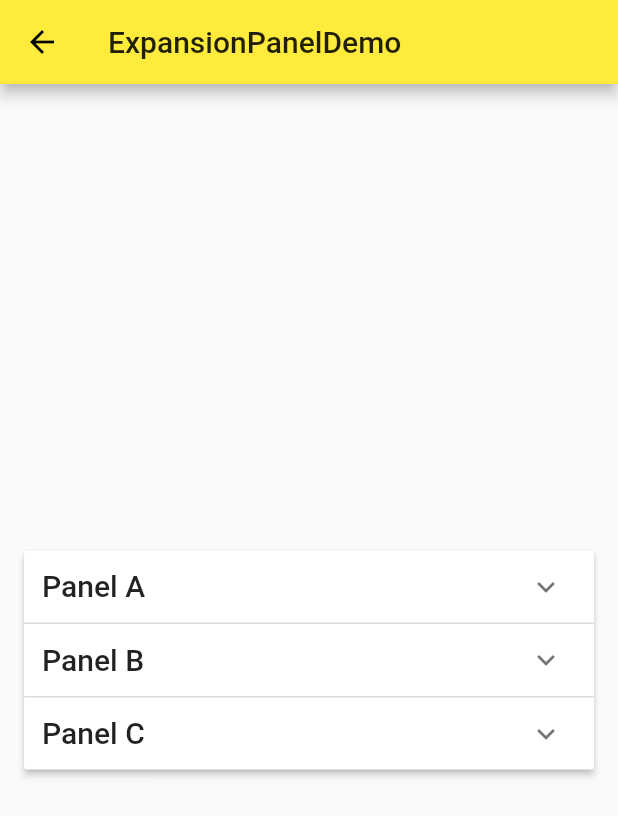
After one commit to JohnsonBob/Flutter_Demo, a Flutter app: the ExpansionPanelDemo screen opened directly, on a phone screen of 412 x 824 dp. The commit adds this screen. Shown: the top 816 px of the screen. Run offline on Flutter 3.47's test engine with Material 2 defaults, Android fonts, the phone set to English and light mode, and no system bars.

Commit message:
ExpansionPanelDemo done

```diff
--- /dev/null
+++ b/lib/demo/expansion_panel_demo.dart
@@ -0,0 +1,89 @@
+import 'package:flutter/material.dart';
+import "package:intl/intl.dart";
+
+class ExpansionPanelItme {
+  String headerText;
+  Widget body;
+  bool isExpanded;
+
+  ExpansionPanelItme({this.headerText, this.body, this.isExpanded});
+}
+
+class ExpansionPanelDemo extends StatefulWidget {
+  @override
+  _ExpansionPanelDemoState createState() => _ExpansionPanelDemoState();
+}
+
+class _ExpansionPanelDemoState extends State<ExpansionPanelDemo> {
+  List<ExpansionPanelItme> _expansionPanelItmes;
+
+  @override
+  void initState() {
+    super.initState();
+    _expansionPanelItmes = [
+      ExpansionPanelItme(
+          headerText: 'Panel A',
+          body: Container(
+            padding: EdgeInsets.all(12),
+            width: double.infinity,
+            child: Text('Content for Panel A'),
+          ),
+          isExpanded: false),
+      ExpansionPanelItme(
+          headerText: 'Panel B',
+          body: Container(
+            padding: EdgeInsets.all(12),
+            width: double.infinity,
+            child: Text('Content for Panel B'),
+          ),
+          isExpanded: false),
+      ExpansionPanelItme(
+          headerText: 'Panel C',
+          body: Container(
+            padding: EdgeInsets.all(12),
+            width: double.infinity,
+            child: Text('Content for Panel C'),
+          ),
+          isExpanded: false),
+    ];
+  }
+
+  @override
+  Widget build(BuildContext context) {
+    return Scaffold(
+      appBar: AppBar(
+        title: Text('ExpansionPanelDemo'),
+      ),
+      body: Container(
+        padding: EdgeInsets.all(16.0),
+        child: Column(
+          mainAxisAlignment: MainAxisAlignment.center,
+          children: [
+            ExpansionPanelList(
+              expansionCallback: (int panelIndex, bool isExpanded) {
+                setState(() {
+                  _expansionPanelItmes[panelIndex].isExpanded = !isExpanded;
+                });
+              },
+              children: _expansionPanelItmes.map((item) {
+                return ExpansionPanel(
+                  headerBuilder: (BuildContext context, bool isExpanded) {
+                    return Container(
+                      padding: EdgeInsets.all(12),
+                      child: Text(
+                        item.headerText,
+                        style: Theme.of(context).textTheme.title,
+                      ),
+                    );
+                  },
+                  body: item.body,
+                  isExpanded: item.isExpanded,
+                );
+              }).toList(),
+            ),
+          ],
+        ),
+      ),
+    );
+  }
+}
--- a/lib/demo/material_component.dart
+++ b/lib/demo/material_component.dart
@@ -5,6 +5,7 @@ import 'bottom_sheet_demo.dart';
 import 'button_demo.dart';
 import 'checkbox_demo.dart';
 import 'datetime_demo.dart';
+import 'expansion_panel_demo.dart';
 import 'floating_action_button_demo.dart';
 import 'form_demo.dart';
 import 'popup_menu_button_demo.dart';
@@ -38,6 +39,7 @@ class MaterialComponent extends StatelessWidget {
           ListItem(title: "AlertDialog", page: AlertDialogDemo()),
           ListItem(title: "BottomSheet", page: BottomSheetDemo()),
           ListItem(title: "SnackBar", page: SnackBarDemo()),
+          ListItem(title: "ExpansionPanel", page: ExpansionPanelDemo()),
         ],
       ),
     );
```
